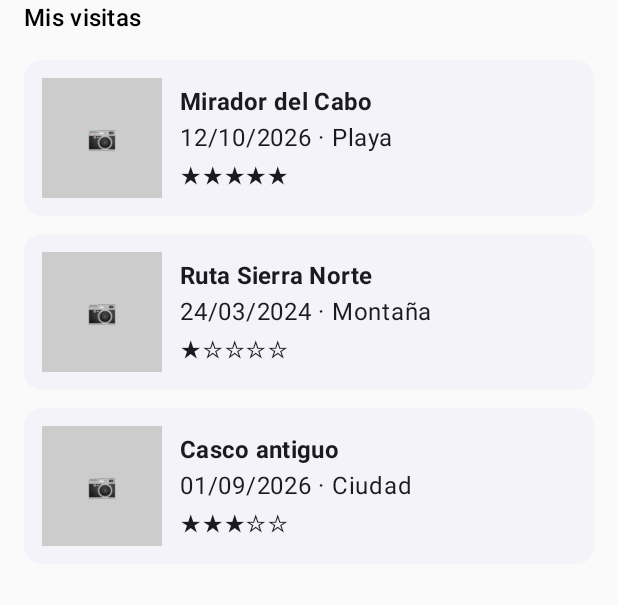
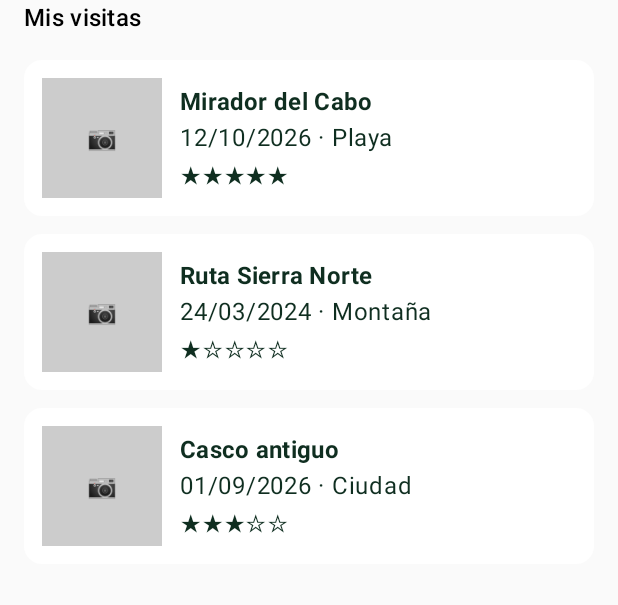
Before and after one commit to hdhdhdhd1231/MisRutas, an Android app built with Jetpack Compose: the screen it shows after launch (MainActivity), on a phone screen of 412 x 824 dp, the part 114-719 px from its top. Run offline under Robolectric (Android 15) with nearby library versions, the phone set to English and light mode, and no system bars.

Commit message:
Tema propio con 4 colores

```diff
--- a/app/src/main/java/com/example/misrutas/ui/theme/Color.kt
+++ b/app/src/main/java/com/example/misrutas/ui/theme/Color.kt
@@ -2,10 +2,8 @@ package com.example.misrutas.ui.theme
 
 import androidx.compose.ui.graphics.Color
 
-val Purple80 = Color(0xFFD0BCFF)
-val PurpleGrey80 = Color(0xFFCCC2DC)
-val Pink80 = Color(0xFFEFB8C8)
 
-val Purple40 = Color(0xFF6650a4)
-val PurpleGrey40 = Color(0xFF625b71)
-val Pink40 = Color(0xFF7D5260)
+val VerdeBosque = Color(0xFF2E6B4F)
+val VerdeClaro = Color(0xFFCDEBD7)
+val VerdeOscuro = Color(0xFF0F2E20)
+val Blanco = Color(0xFFFFFFFF)
--- a/app/src/main/java/com/example/misrutas/ui/theme/Theme.kt
+++ b/app/src/main/java/com/example/misrutas/ui/theme/Theme.kt
@@ -1,57 +1,35 @@
 package com.example.misrutas.ui.theme
 
-import android.app.Activity
-import android.os.Build
-import androidx.compose.foundation.isSystemInDarkTheme
 import androidx.compose.material3.MaterialTheme
-import androidx.compose.material3.darkColorScheme
-import androidx.compose.material3.dynamicDarkColorScheme
-import androidx.compose.material3.dynamicLightColorScheme
 import androidx.compose.material3.lightColorScheme
 import androidx.compose.runtime.Composable
-import androidx.compose.ui.platform.LocalContext
 
-private val DarkColorScheme = darkColorScheme(
-    primary = Purple80,
-    secondary = PurpleGrey80,
-    tertiary = Pink80
-)
 
-private val LightColorScheme = lightColorScheme(
-    primary = Purple40,
-    secondary = PurpleGrey40,
-    tertiary = Pink40
-
-    /* Other default colors to override
-    background = Color(0xFFFFFBFE),
-    surface = Color(0xFFFFFBFE),
-    onPrimary = Color.White,
-    onSecondary = Color.White,
-    onTertiary = Color.White,
-    onBackground = Color(0xFF1C1B1F),
-    onSurface = Color(0xFF1C1B1F),
-    */
+private val EsquemaClaro = lightColorScheme(
+    primary = VerdeBosque,
+    onPrimary = Blanco,
+    primaryContainer = VerdeClaro,
+    onPrimaryContainer = VerdeOscuro,
+    background = Blanco,
+    onBackground = VerdeOscuro,
+    surface = Blanco,
+    onSurface = VerdeOscuro,
+    onSurfaceVariant = VerdeOscuro,
+    surfaceContainerLowest = Blanco,
+    surfaceContainerLow = Blanco,
+    surfaceContainer = Blanco,
+    surfaceContainerHigh = Blanco,
+    surfaceContainerHighest = Blanco,
+    outline = VerdeBosque,
+    outlineVariant = VerdeClaro
 )
 
 @Composable
 fun MisRutasTheme(
-    darkTheme: Boolean = isSystemInDarkTheme(),
-    // Dynamic color is available on Android 12+
-    dynamicColor: Boolean = true,
     content: @Composable () -> Unit
 ) {
-    val colorScheme = when {
-        dynamicColor && Build.VERSION.SDK_INT >= Build.VERSION_CODES.S -> {
-            val context = LocalContext.current
-            if (darkTheme) dynamicDarkColorScheme(context) else dynamicLightColorScheme(context)
-        }
-
-        darkTheme -> DarkColorScheme
-        else -> LightColorScheme
-    }
-
     MaterialTheme(
-        colorScheme = colorScheme,
+        colorScheme = EsquemaClaro,
         typography = Typography,
         content = content
     )
```
